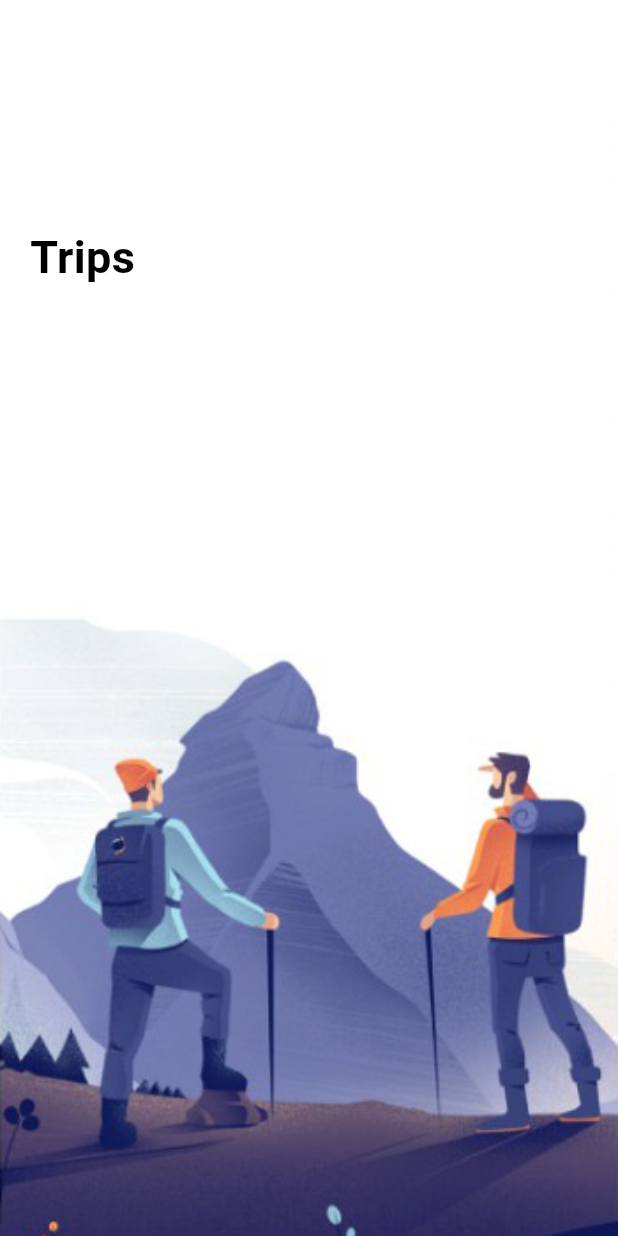
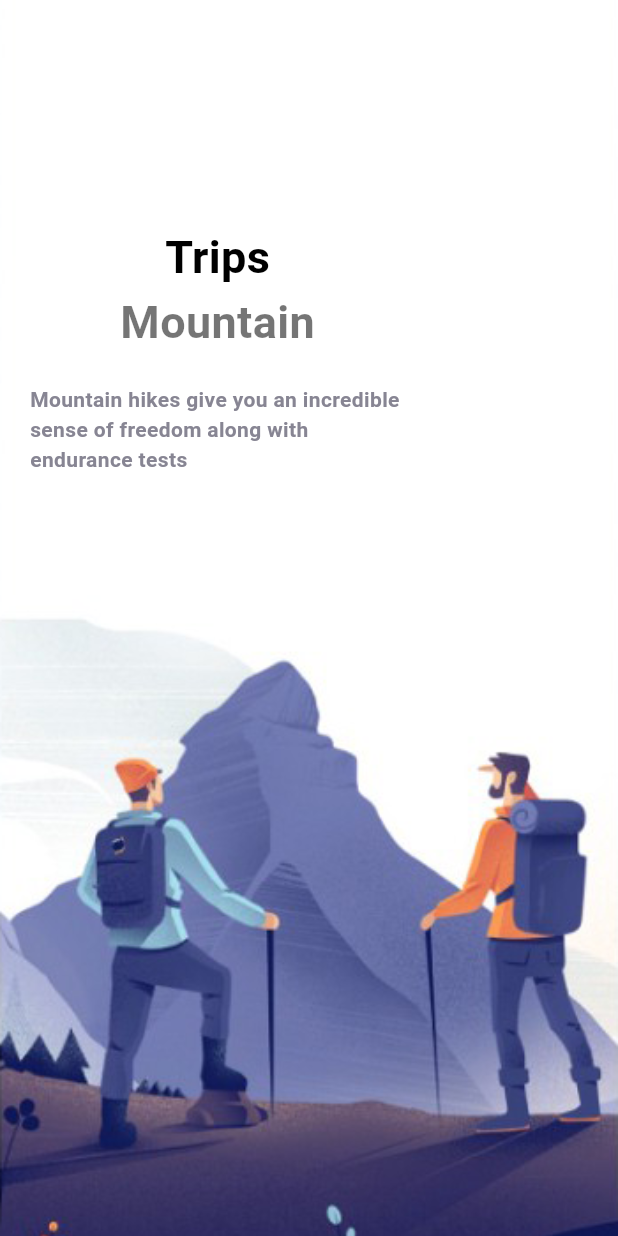
Before and after one commit to WallaceHolanda/travel_app, a Flutter app: the screen it shows after launch, on a phone screen of 412 x 824 dp. Run offline on Flutter 3.47's test engine with Material 2 defaults, Android fonts, the phone set to English and light mode, and no system bars.

Commit message:
feat: adiciona enums de cores e strings

```diff
--- a/lib/pages/welcome_page.dart
+++ b/lib/pages/welcome_page.dart
@@ -1,6 +1,6 @@
 import 'package:flutter/material.dart';
-import 'package:travel_app/utils/enum/app_images.dart';
-import 'package:travel_app/widgets/large_text_widget.dart';
+import 'package:travel_app/utils/enums/enums.dart';
+import 'package:travel_app/widgets/widgets.dart';
 
 class WelcomePage extends StatefulWidget {
   const WelcomePage({super.key});
@@ -34,11 +34,24 @@ class _WelcomePageState extends State<WelcomePage> {
             ),
             child: Container(
               margin: const EdgeInsets.only(top: 150, left: 20, right: 20),
-              child: const Row(
+              child: Row(
                 children: [
                   Column(
                     children: [
-                      LargeTextWidget(text: "Trips"),
+                      LargeTextWidget(text: AppStrings.trips.texto),
+                      NormalTextWidget(
+                        text: AppStrings.mountain.texto,
+                        size: 30,
+                      ),
+                      const SizedBox(height: 20),
+                      SizedBox(
+                        width: 250,
+                        child: NormalTextWidget(
+                          text: AppStrings.mountainHikesGiveYou.texto,
+                          size: 14,
+                          color: AppColors.textColor2.color,
+                        ),
+                      ),
                     ],
                   )
                 ],
--- /dev/null
+++ b/lib/utils/enums/app_colors.dart
@@ -0,0 +1,15 @@
+import 'dart:ui';
+
+enum AppColors {
+  textColor1(Color(0xFF989acd)),
+  textColor2(Color(0xFF878593)),
+  bigTextColor(Color(0xFF2e2e31)),
+  mainColor(Color(0xFF5d69b3)),
+  starColor(Color(0xFFe7bb4e)),
+  mainTextColor(Color(0xFFababad)),
+  buttonBackground(Color(0xFFf1f1f9)),
+  ;
+
+  final Color color;
+  const AppColors(this.color);
+}
--- /dev/null
+++ b/lib/utils/enums/app_strings.dart
@@ -0,0 +1,10 @@
+enum AppStrings {
+  trips('Trips'),
+  mountain('Mountain'),
+  mountainHikesGiveYou(
+      'Mountain hikes give you an incredible sense of freedom along with endurance tests'),
+  ;
+
+  final String texto;
+  const AppStrings(this.texto);
+}
--- /dev/null
+++ b/lib/utils/enums/enums.dart
@@ -0,0 +1,3 @@
+export 'app_colors.dart';
+export 'app_images.dart';
+export 'app_strings.dart';
--- /dev/null
+++ b/lib/widgets/normal_text_widget.dart
@@ -0,0 +1,26 @@
+import 'package:flutter/material.dart';
+
+class NormalTextWidget extends StatelessWidget {
+  final String text;
+  final double size;
+  final Color color;
+
+  const NormalTextWidget({
+    required this.text,
+    this.size = 16,
+    this.color = Colors.black54,
+    super.key,
+  });
+
+  @override
+  Widget build(BuildContext context) {
+    return Text(
+      text,
+      style: TextStyle(
+        color: color,
+        fontSize: size,
+        fontWeight: FontWeight.bold,
+      ),
+    );
+  }
+}
--- /dev/null
+++ b/lib/widgets/widgets.dart
@@ -0,0 +1,2 @@
+export 'normal_text_widget.dart';
+export 'large_text_widget.dart';
```
Also changed, not shown: lib/utils/enums/app_images.dart (renamed from lib/utils/enum/app_images.dart).
